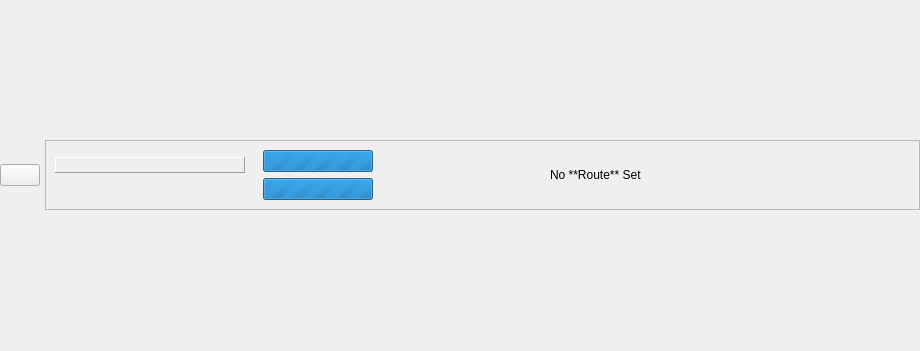
First picture: the form in ui/ShipPanel.ui, repository leothehero/Prun-Shipment-Manager, before the edit.
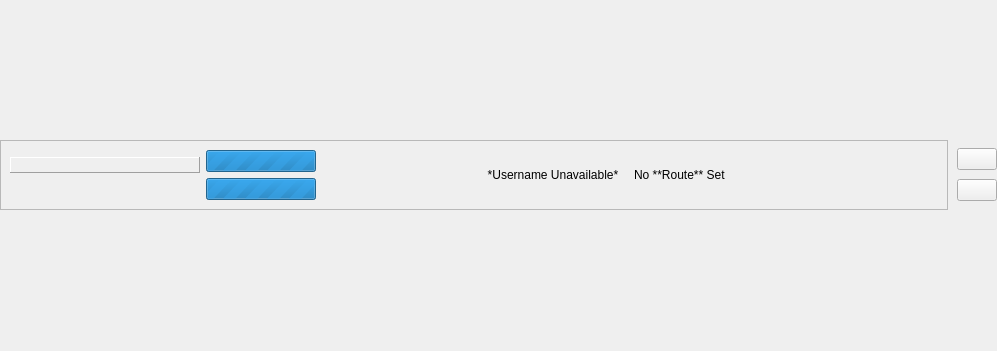
Second picture: the form after the edit. Icons and pictures are not drawn.

Commit message: Expanded ShipPanel functionality and added status printouts

```diff
--- a/ui/ShipPanel.ui
+++ b/ui/ShipPanel.ui
@@ -6,7 +6,7 @@
    <rect>
     <x>0</x>
     <y>0</y>
-    <width>920</width>
+    <width>997</width>
     <height>351</height>
    </rect>
   </property>
@@ -51,7 +51,7 @@
      </property>
      <layout class="QHBoxLayout" name="horizontalLayout_2">
       <property name="spacing">
-       <number>5</number>
+       <number>0</number>
       </property>
       <property name="leftMargin">
        <number>0</number>
@@ -65,25 +65,6 @@
       <property name="bottomMargin">
        <number>0</number>
       </property>
-      <item>
-       <widget class="QPushButton" name="deleteButton">
-        <property name="enabled">
-         <bool>true</bool>
-        </property>
-        <property name="sizePolicy">
-         <sizepolicy hsizetype="Maximum" vsizetype="Maximum">
-          <horstretch>0</horstretch>
-          <verstretch>0</verstretch>
-         </sizepolicy>
-        </property>
-        <property name="text">
-         <string/>
-        </property>
-        <property name="icon">
-         <iconset theme="edit-delete"/>
-        </property>
-       </widget>
-      </item>
       <item>
        <widget class="QFrame" name="frame">
         <property name="sizePolicy">
@@ -136,19 +117,19 @@
            </property>
            <layout class="QHBoxLayout" name="horizontalLayout_5">
             <property name="spacing">
-             <number>0</number>
+             <number>6</number>
             </property>
             <property name="leftMargin">
-             <number>0</number>
+             <number>9</number>
             </property>
             <property name="topMargin">
-             <number>0</number>
+             <number>9</number>
             </property>
             <property name="rightMargin">
              <number>9</number>
             </property>
             <property name="bottomMargin">
-             <number>0</number>
+             <number>9</number>
             </property>
             <item>
              <widget class="QWidget" name="nameWidget" native="true">
@@ -163,7 +144,16 @@
                 <enum>QLayout::SizeConstraint::SetDefaultConstraint</enum>
                </property>
                <property name="leftMargin">
-                <number>9</number>
+                <number>0</number>
+               </property>
+               <property name="topMargin">
+                <number>0</number>
+               </property>
+               <property name="rightMargin">
+                <number>0</number>
+               </property>
+               <property name="bottomMargin">
+                <number>0</number>
                </property>
                <item>
                 <widget class="QLabel" name="nameLabel">
@@ -242,6 +232,18 @@
                <property name="sizeConstraint">
                 <enum>QLayout::SizeConstraint::SetMaximumSize</enum>
                </property>
+               <property name="leftMargin">
+                <number>0</number>
+               </property>
+               <property name="topMargin">
+                <number>0</number>
+               </property>
+               <property name="rightMargin">
+                <number>0</number>
+               </property>
+               <property name="bottomMargin">
+                <number>0</number>
+               </property>
                <item>
                 <widget class="QProgressBar" name="weightBar">
                  <property name="sizePolicy">
@@ -313,6 +315,18 @@
                <property name="sizeConstraint">
                 <enum>QLayout::SizeConstraint::SetMaximumSize</enum>
                </property>
+               <property name="leftMargin">
+                <number>0</number>
+               </property>
+               <property name="topMargin">
+                <number>0</number>
+               </property>
+               <property name="rightMargin">
+                <number>0</number>
+               </property>
+               <property name="bottomMargin">
+                <number>0</number>
+               </property>
                <item>
                 <widget class="QLabel" name="destinationLabel">
                  <property name="sizePolicy">
@@ -341,14 +355,75 @@
               </layout>
              </widget>
             </item>
+            <item>
+             <widget class="QWidget" name="infoWidget" native="true">
+              <property name="sizePolicy">
+               <sizepolicy hsizetype="Maximum" vsizetype="Fixed">
+                <horstretch>0</horstretch>
+                <verstretch>0</verstretch>
+               </sizepolicy>
+              </property>
+              <layout class="QVBoxLayout" name="verticalLayout_9">
+               <property name="sizeConstraint">
+                <enum>QLayout::SizeConstraint::SetMaximumSize</enum>
+               </property>
+               <property name="leftMargin">
+                <number>0</number>
+               </property>
+               <property name="topMargin">
+                <number>0</number>
+               </property>
+               <property name="rightMargin">
+                <number>0</number>
+               </property>
+               <property name="bottomMargin">
+                <number>0</number>
+               </property>
+               <item>
+                <widget class="QLabel" name="usernameLabel">
+                 <property name="sizePolicy">
+                  <sizepolicy hsizetype="Minimum" vsizetype="Maximum">
+                   <horstretch>0</horstretch>
+                   <verstretch>0</verstretch>
+                  </sizepolicy>
+                 </property>
+                 <property name="minimumSize">
+                  <size>
+                   <width>150</width>
+                   <height>0</height>
+                  </size>
+                 </property>
+                 <property name="text">
+                  <string>*Username Unavailable*</string>
+                 </property>
+                 <property name="textFormat">
+                  <enum>Qt::TextFormat::MarkdownText</enum>
+                 </property>
+                 <property name="alignment">
+                  <set>Qt::AlignmentFlag::AlignCenter</set>
+                 </property>
+                </widget>
+               </item>
+              </layout>
+             </widget>
+            </item>
             <item>
              <widget class="QLabel" name="routeLabel">
               <property name="sizePolicy">
-               <sizepolicy hsizetype="MinimumExpanding" vsizetype="Maximum">
+               <sizepolicy hsizetype="MinimumExpanding" vsizetype="Expanding">
                 <horstretch>0</horstretch>
                 <verstretch>0</verstretch>
                </sizepolicy>
               </property>
+              <property name="frameShape">
+               <enum>QFrame::Shape::NoFrame</enum>
+              </property>
+              <property name="frameShadow">
+               <enum>QFrame::Shadow::Raised</enum>
+              </property>
+              <property name="lineWidth">
+               <number>3</number>
+              </property>
               <property name="text">
                <string>No **Route** Set</string>
               </property>
@@ -363,6 +438,68 @@
         </layout>
        </widget>
       </item>
+      <item>
+       <widget class="QWidget" name="configureWidget" native="true">
+        <property name="sizePolicy">
+         <sizepolicy hsizetype="Maximum" vsizetype="Maximum">
+          <horstretch>0</horstretch>
+          <verstretch>0</verstretch>
+         </sizepolicy>
+        </property>
+        <layout class="QVBoxLayout" name="verticalLayout">
+         <property name="spacing">
+          <number>9</number>
+         </property>
+         <property name="topMargin">
+          <number>0</number>
+         </property>
+         <property name="rightMargin">
+          <number>0</number>
+         </property>
+         <property name="bottomMargin">
+          <number>0</number>
+         </property>
+         <item>
+          <widget class="QPushButton" name="deleteButton">
+           <property name="enabled">
+            <bool>true</bool>
+           </property>
+           <property name="sizePolicy">
+            <sizepolicy hsizetype="Maximum" vsizetype="Maximum">
+             <horstretch>0</horstretch>
+             <verstretch>0</verstretch>
+            </sizepolicy>
+           </property>
+           <property name="text">
+            <string/>
+           </property>
+           <property name="icon">
+            <iconset theme="edit-delete"/>
+           </property>
+          </widget>
+         </item>
+         <item>
+          <widget class="QPushButton" name="editButton">
+           <property name="enabled">
+            <bool>true</bool>
+           </property>
+           <property name="sizePolicy">
+            <sizepolicy hsizetype="Maximum" vsizetype="Maximum">
+             <horstretch>0</horstretch>
+             <verstretch>0</verstretch>
+            </sizepolicy>
+           </property>
+           <property name="text">
+            <string/>
+           </property>
+           <property name="icon">
+            <iconset theme="edit-copy"/>
+           </property>
+          </widget>
+         </item>
+        </layout>
+       </widget>
+      </item>
      </layout>
     </widget>
    </item>
```
Left out of the diff: 38 changed lines with no effect on the pictures. The commit also changes 2 other files.
